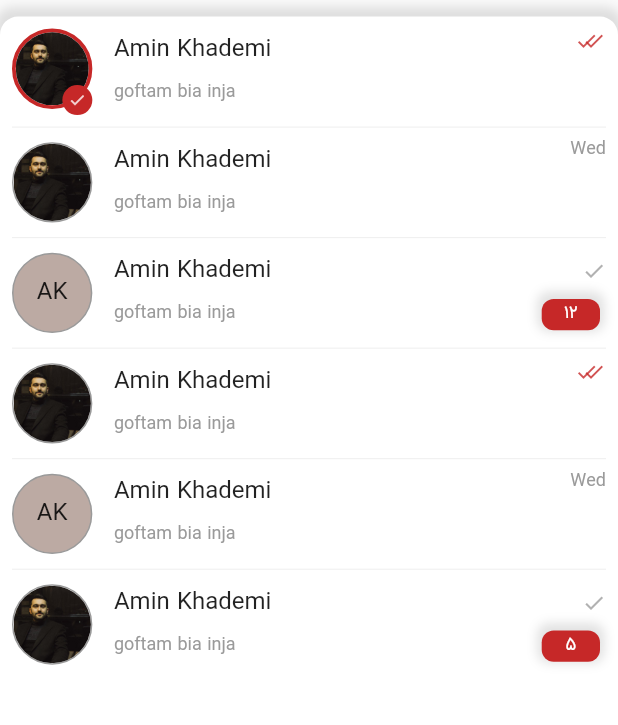
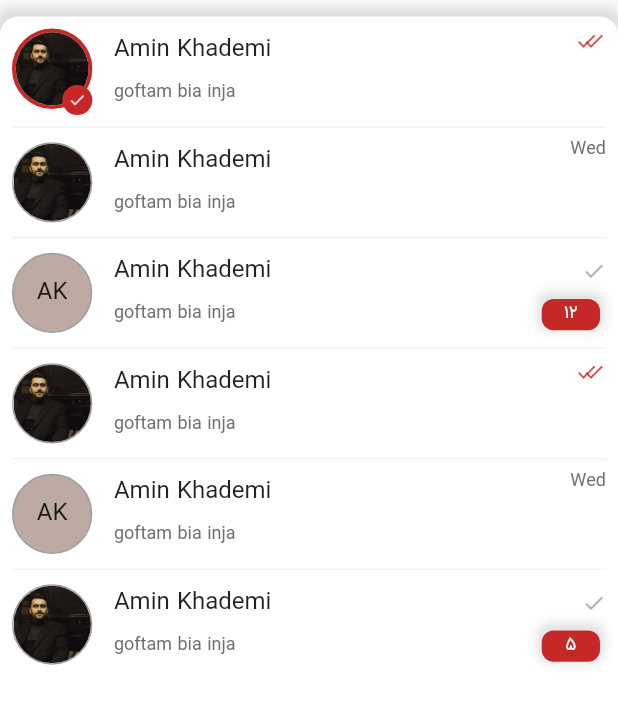
Before and after one commit to Amin397/ruby-messanger, a Flutter app: the screen it shows after launch, on a phone screen of 412 x 824 dp, the part 107-832 px from its top. Run offline on Flutter 3.47's test engine with Material 2 defaults, Android fonts, the phone set to English and light mode, and no system bars; drawn by our look-alikes of auto_size_text; our stand-ins replace flutter_staggered_animations, get, get_storage, lottie.

Commit message:
last update 16 khordad 1401

```diff
--- a/lib/Const/ColorUtils.dart
+++ b/lib/Const/ColorUtils.dart
@@ -8,29 +8,22 @@ class ColorUtils{
   static const Color categoryBackGrey = Color(0xffE8E7E7);
   static const Color categoryIconGrey = Color(0xff717070);
   static const Color textColor = Color(0xff717070);
-  static const Color submit = Color(0xffDC5690);
-  static const Color colorDeepGrey = Color(0xff383A3F);
-  static const Color bestBack = Color(0xffecddc9);
-  static const Color snappGreen = Color(0xff39E239);
-  static const Color deleteRed = Color(0xffEE2E18);
-  static const Color green = Color(0xff21CC3D);
-  static const Color editGreen = Color(0xff67DE7B);
-  static const Color pink = Color(0xffEC26BE);
-  static const Color grey = Color(0xff9A9A9A);
+  static Color mainColor = Colors.red.shade800;
+  static Color mainDarkColor = Colors.blueGrey.shade800;
 
 
-  static const MaterialColor main = MaterialColor(0xFFFF9C07, <int, Color>{
-    50: Color(0xFFFFEFE0),
-    100: Color(0xFFFFD6B3),
-    200: Color(0xFFFFBB80),
-    300: Color(0xFFFFA04D),
-    400: Color(0xFFFF8B26),
-    500: Color(0xFFFF7700),
-    600: Color(0xFFFF6F00),
-    700: Color(0xFFFF6400),
-    800: Color(0xFFFF5A00),
-    900: Color(0xFFFF4700),
-  });
+  // static const MaterialColor main = MaterialColor(0xFFFF9C07, <int, Color>{
+  //   50: Color(0xFFFFEFE0),
+  //   100: Color(0xFFFFD6B3),
+  //   200: Color(0xFFFFBB80),
+  //   300: Color(0xFFFFA04D),
+  //   400: Color(0xFFFF8B26),
+  //   500: Color(0xFFFF7700),
+  //   600: Color(0xFFFF6F00),
+  //   700: Color(0xFFFF6400),
+  //   800: Color(0xFFFF5A00),
+  //   900: Color(0xFFFF4700),
+  // });
 
   static const MaterialColor mainAccent = MaterialColor(0xFFFFF5F2, <int, Color>{
     100: Color(0xFFFFFFFF),
--- a/lib/Screens/Home/View/Widget/build_chat_item.dart
+++ b/lib/Screens/Home/View/Widget/build_chat_item.dart
@@ -76,8 +76,8 @@ class BuildChatItem extends StatelessWidget {
               shape: BoxShape.circle,
               border: Border.all(
                 color: (chat.isSelected.isTrue)
-                    ? Colors.red.shade800
-                    : ColorUtils.grey,
+                    ? ColorUtils.mainColor
+                    : Colors.grey,
                 width: (chat.isSelected.isTrue) ? 2.5 : 1.0,
               ),
               color: (chat.image!.length > 5)
@@ -189,7 +189,7 @@ class BuildChatItem extends StatelessWidget {
                                 minFontSize: 10.0,
                                 maxLines: 1,
                                 style: TextStyle(
-                                  color: ColorUtils.grey,
+                                  color: ColorUtils.textColor,
                                   fontSize: 12.0,
                                 ),
                               ),
@@ -272,7 +272,7 @@ class BuildChatItem extends StatelessWidget {
                             maxFontSize: 14.0,
                             minFontSize: 10.0,
                             style: const TextStyle(
-                              color: ColorUtils.grey,
+                              color: ColorUtils.textColor,
                               fontSize: 12.0,
                             ),
                           ),
--- a/lib/Screens/SingleChat/Controller/single_chat_controller.dart
+++ b/lib/Screens/SingleChat/Controller/single_chat_controller.dart
@@ -10,6 +10,7 @@ class SingleChatController extends GetxController {
   RxBool isSearchClicked = false.obs;
 
   TextEditingController searchTextController = TextEditingController();
+  TextEditingController messageTextController = TextEditingController();
 
   @override
   void onInit() {
--- a/lib/Screens/SingleChat/View/Widget/build_normal_appbar_widget.dart
+++ b/lib/Screens/SingleChat/View/Widget/build_normal_appbar_widget.dart
@@ -96,11 +96,11 @@ class BuildNormalAppbarWidget extends StatelessWidget {
                       value: 1,
                       child: Row(
                         children: [
-                          Icon(Icons.add),
+                          const Icon(Icons.add),
                           SizedBox(
                             width: Get.width * .03,
                           ),
-                          Text('Settings')
+                          const Text('Settings')
                         ],
                       ),
                     ),
--- a/lib/Screens/SingleChat/View/Widget/build_search_bar_widget.dart
+++ b/lib/Screens/SingleChat/View/Widget/build_search_bar_widget.dart
@@ -27,7 +27,7 @@ class BuildSearchBarWidget extends StatelessWidget {
               enable: true,
               width: double.maxFinite,
               height: double.maxFinite,
-              label: 'جست و جو ',
+              label: 'Search ',
               fillColor: Colors.transparent,
               hintSize: 14.0,
               hintTextColor: Colors.grey,
--- a/lib/Utils/view_utils.dart
+++ b/lib/Utils/view_utils.dart
@@ -1,4 +1,5 @@
 import 'package:flutter/material.dart';
+import 'package:get/get.dart';
 
 class ViewUtils {
   static List<BoxShadow> shadow({
@@ -6,7 +7,7 @@ class ViewUtils {
   }) {
     return [
       BoxShadow(
-        color: Colors.grey.withOpacity(.3),
+        color:(Get.isDarkMode)?Colors.black12:Colors.grey.withOpacity(.3),
         blurRadius: 5.0,
         spreadRadius: 3.0,
         offset: offset,
```
Also changed, not shown: lib/Screens/SingleChat/View/Widget/build_chat_text_filed_widget.dart (+83 -6 lines), lib/Screens/SingleChat/View/Widget/build_search_result_widget.dart (added, +95 -0 lines), lib/Screens/SingleChat/View/single_chat_screen.dart (+16 -3 lines).
